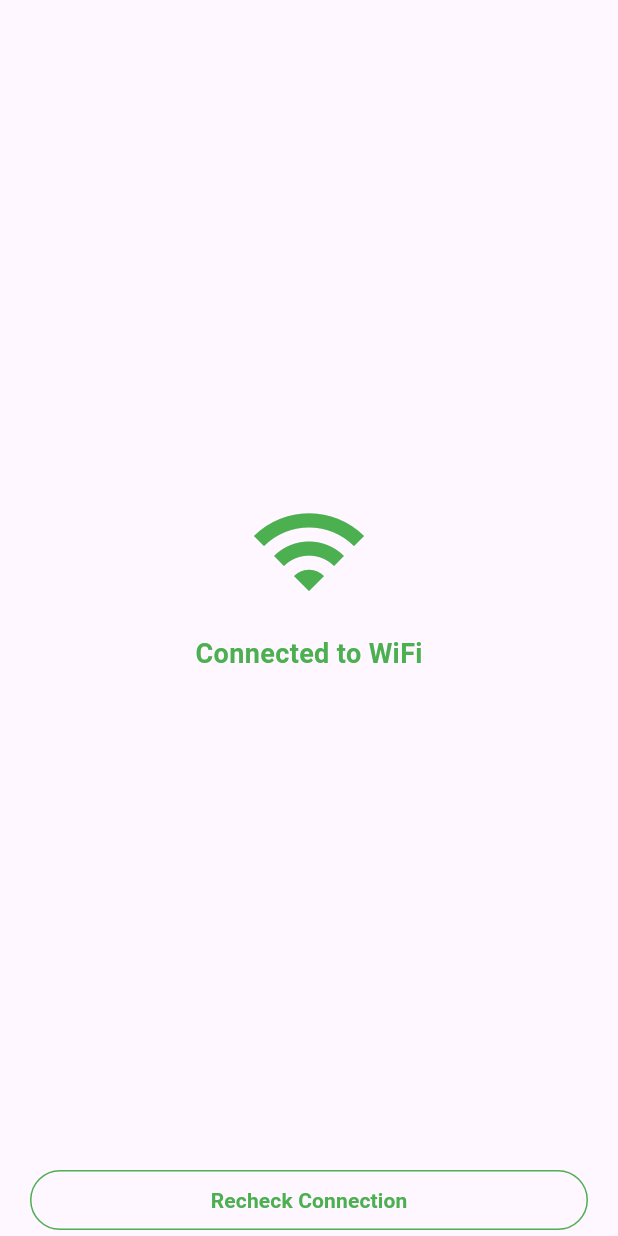
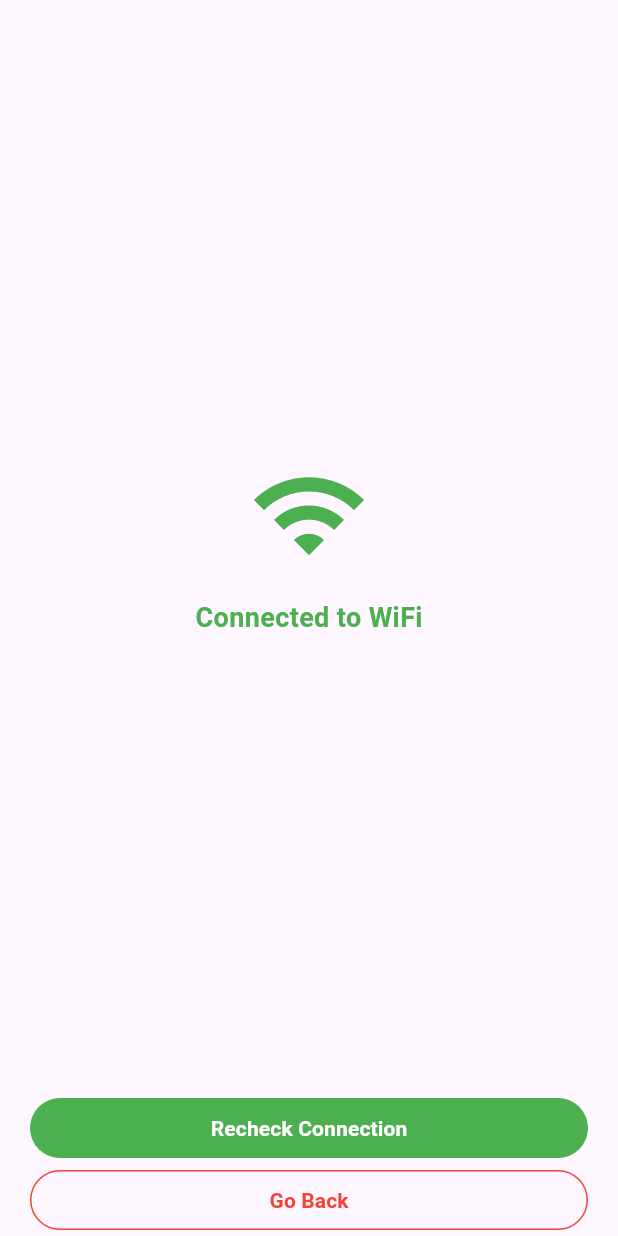
Before and after one commit to L3v1n/network_checker, a Flutter app: the screen it shows after launch, after a tap on "Check My Network", on a phone screen of 412 x 824 dp. Run offline on Flutter 3.47's test engine with Material 3 defaults, Android fonts, the phone set to English and light mode, and no system bars; our stand-ins replace connectivity_plus, flutter_bloc.

Commit message:
UI Changes

```diff
--- a/lib/check_net/check_net_view.dart
+++ b/lib/check_net/check_net_view.dart
@@ -10,7 +10,6 @@ class CheckNetView extends StatefulWidget {
   @override
   State<CheckNetView> createState() => _CheckNetViewState();
 }
-
 class _CheckNetViewState extends State<CheckNetView> {
   @override
   Widget build(BuildContext context) {
@@ -43,6 +42,7 @@ class _CheckNetViewState extends State<CheckNetView> {
   }
 }
 
+
 Widget _buildActionButton(NetworkCheckState state, BuildContext context) {
   if (state == NetworkCheckState.initial) {
     return CancelButton();
@@ -53,7 +53,13 @@ Widget _buildActionButton(NetworkCheckState state, BuildContext context) {
   else if (state == NetworkCheckState.connectedWifi ||
             state == NetworkCheckState.connectedMobile ||
             state == NetworkCheckState.internetAccessAvailable) {
-    return RecheckButton();
+
+    return Column(
+      children: [
+        RecheckButton(),
+        BackButton(),
+      ],
+    );
   }
   else {
     return RetryButton();
@@ -62,12 +68,12 @@ Widget _buildActionButton(NetworkCheckState state, BuildContext context) {
 
 Widget _buildNetworkStatusWidget(NetworkCheckState state) {
   if (state == NetworkCheckState.initial) {
-    return ProgressIndicator();
+    return const ProgressIndicator();
   }
 
   IconData iconData;
+  Color color;
   String message;
-  Color color;
 
   switch (state) {
     case NetworkCheckState.connectedWifi:
@@ -146,13 +152,12 @@ class RetryButton extends StatelessWidget {
     final retry = 'Retry';
     return SizedBox(
       width: double.infinity,
-      child: OutlinedButton(
+      child: FilledButton(
         onPressed: () {
           context.read<NetworkCheckBloc>().add(CheckNetworkEvent());
         },
-        style: OutlinedButton.styleFrom(
-          side: BorderSide(color: Colors.grey),
-          foregroundColor: Colors.grey,
+        style: FilledButton.styleFrom(
+          backgroundColor: Colors.black,
         ),
         child: Text(
           retry,
@@ -171,13 +176,12 @@ class RecheckButton extends StatelessWidget {
     final recheck = 'Recheck Connection';
     return SizedBox(
       width: double.infinity,
-      child: OutlinedButton(
+      child: FilledButton(
         onPressed: () {
           context.read<NetworkCheckBloc>().add(RecheckNetworkEvent());
         },
-        style: OutlinedButton.styleFrom(
-          side: BorderSide(color: Colors.green),
-          foregroundColor: Colors.green,
+        style: FilledButton.styleFrom(
+          backgroundColor: Colors.green,
         ),
         child: Text(
           recheck,
@@ -199,6 +203,7 @@ class CancelButton extends StatelessWidget {
       child: OutlinedButton(
         onPressed: () {
           context.read<NetworkCheckBloc>().add(CancelNetworkCheckEvent());
+          context.read<NetworkCheckBloc>().close();
           Navigator.pop(context);
         },
         style: OutlinedButton.styleFrom(
@@ -213,3 +218,29 @@ class CancelButton extends StatelessWidget {
     );
   }
 }
+
+class BackButton extends StatelessWidget {
+  const BackButton({super.key});
+
+  @override
+  Widget build(BuildContext context) {
+    final back = 'Go Back';
+    return SizedBox(
+      width: double.infinity,
+      child: OutlinedButton(
+        onPressed: () {
+          context.read<NetworkCheckBloc>().close();
+          Navigator.pop(context);
+        },
+        style: OutlinedButton.styleFrom(
+          side: BorderSide(color: Colors.red),
+          foregroundColor: Colors.red,
+        ),
+        child: Text(
+          back,
+          style: TextStyle(fontWeight: FontWeight.bold),
+        ),
+      ),
+    );
+  }
+}
--- a/lib/home/home_view.dart
+++ b/lib/home/home_view.dart
@@ -39,17 +39,20 @@ class CheckNetButton extends StatelessWidget {
   @override
   Widget build(BuildContext context) {
     final data = 'Check My Network';
-    return ElevatedButton(
+    return FilledButton(
       onPressed: () {
         Navigator.push(
           context,
           MaterialPageRoute(builder: (context) => const CheckNetPage()),
         );
       },
+      style: FilledButton.styleFrom(
+        backgroundColor: Colors.black,
+      ),
       child: Text(
         data,
         style: TextStyle(
-          color: Colors.black,
+          color: Colors.white,
           fontWeight: FontWeight.bold,
         ),
       ),
```
